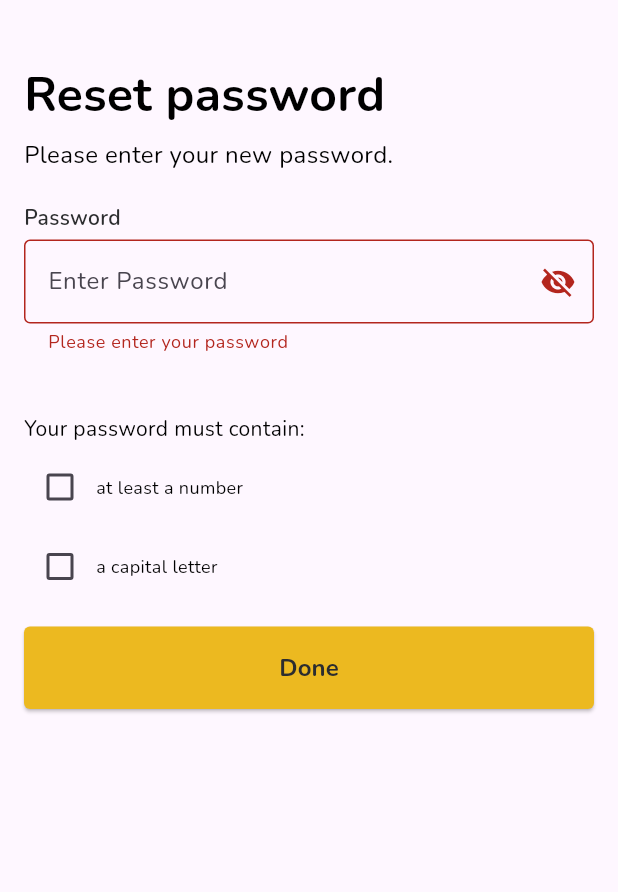
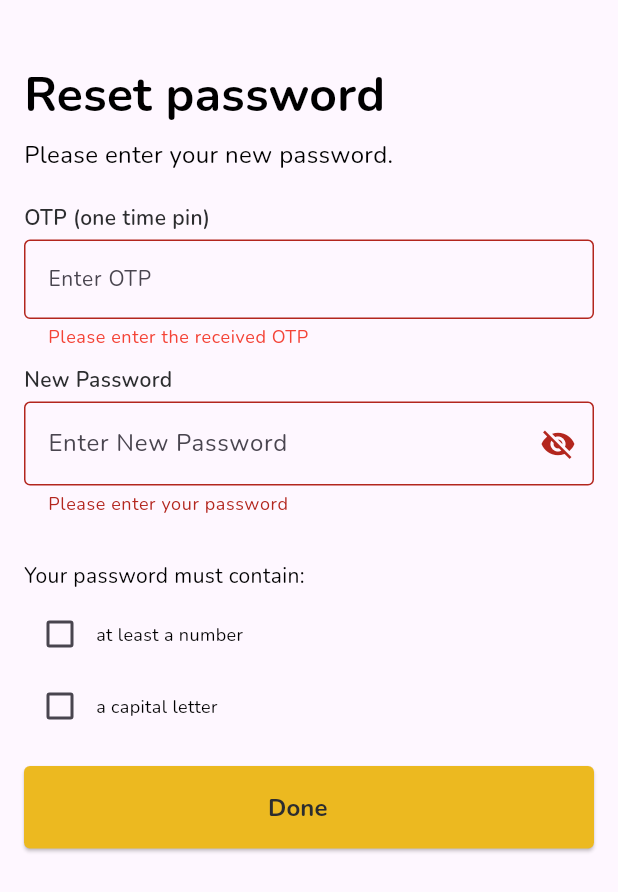
Before and after one commit to ArchSharp/fuel_dey_buyers, a Flutter app: the ResetPassword screen opened by its route, after a tap on "Done", on a phone screen of 412 x 824 dp. Shown: the top 892 px of the screen. Run offline on Flutter 3.47's test engine with Material 3 defaults, Android fonts, the phone set to English and light mode, and no system bars; our stand-ins replace flutter_dotenv, flutter_redux, geocoding, geolocator, google_fonts, google_maps_flutter and 4 more; accounts and stored records are empty.

Commit message:
vendorresetpassword endpoint is called

```diff
--- a/lib/Screens/Auths/commuter_signin.dart
+++ b/lib/Screens/Auths/commuter_signin.dart
@@ -259,7 +259,8 @@ class _CommuterSigninState extends State<CommuterSignin> {
                           ),
                         ),
                     ],
-                    )),
+                  ),
+                ),
                 const SizedBox(height: 30),
                 Padding(
                   padding: const EdgeInsets.symmetric(vertical: 16.0),
--- a/lib/Screens/Auths/reset_password.dart
+++ b/lib/Screens/Auths/reset_password.dart
@@ -1,6 +1,7 @@
 import 'package:flutter/material.dart';
 import 'package:fuel_dey_buyers/API/auths_functions.dart';
-import 'package:fuel_dey_buyers/ReduxState/store.dart';
+import 'package:fuel_dey_buyers/Screens/Auths/commuter_signin.dart';
+import 'package:fuel_dey_buyers/Screens/Auths/vendor_signin.dart';
 import 'package:fuel_dey_buyers/Screens/Notifications/my_notification_bar.dart';
 import 'package:tuple/tuple.dart';
 
@@ -23,8 +24,9 @@ class _ResetPasswordState extends State<ResetPassword> {
   String errorText = '';
   bool isLoading = false;
   late Tuple2<int, String> result;
+  bool? isVendor;
 
-  Future<void> handleSignUp() async {
+  Future<void> handleResetPasswordFn() async {
     setState(() {
       isLoading = true;
     });
@@ -32,15 +34,19 @@ class _ResetPasswordState extends State<ResetPassword> {
     String newPassword = _passwordController.text;
 
     try {
-      String email = store.state.email;
       Tuple2<int, String> result =
-          await resetPasswordFn(otp, newPassword, false);
+          await resetPasswordFn(otp, newPassword, isVendor);
       if (_formKey.currentState?.validate() ?? false) {
         if (result.item1 == 1) {
           if (context.mounted) {
-            // Navigator.pushReplacement(context,
-            //     MaterialPageRoute(builder: (context) => const OTPScreen()));
             myNotificationBar(context, result.item2, "success");
+            Navigator.pushNamed(
+              context,
+              isVendor == true
+                  ? VendorSignin.routeName
+                  : CommuterSignin.routeName,
+              arguments: "",
+            );
           }
           setState(() {
             isButtonClicked = true;
@@ -69,13 +75,40 @@ class _ResetPasswordState extends State<ResetPassword> {
   @override
   void initState() {
     super.initState();
-    // Initialize the text controller with the initial date
+    // Extract arguments in initState
+    WidgetsBinding.instance.addPostFrameCallback((_) {
+      setState(() {
+        var args = ModalRoute.of(context)?.settings.arguments as String;
+        isVendor = args == "Vendor" ? true : false;
+      });
+    });
+
+    _initializeTextControllers();
+  }
+
+  void _initializeTextControllers() {
+    _otpController.addListener(() {
+      _clearErrorIfTextPresent('otp', _otpController);
+    });
+    _passwordController.addListener(() {
+      _clearErrorIfTextPresent('password', _passwordController);
+    });
+  }
+
+  void _clearErrorIfTextPresent(
+      String field, TextEditingController controller) {
+    if (controller.text.isNotEmpty && _errors[field] != null) {
+      setState(() {
+        _errors[field] = null;
+      });
+    }
   }
 
   bool _revealPassword = false;
 
   final Map<String, String?> _errors = {
     'password': null,
+    'otp': null,
   };
 
   void _togglePasswordVisibility() {
@@ -126,19 +159,32 @@ class _ResetPasswordState extends State<ResetPassword> {
                 //     width: imageWidth, height: 250),
                 const SizedBox(height: 20),
                 const Text(
-                  "Password",
+                  "OTP (one time pin)",
                   style: TextStyle(
                     fontWeight: FontWeight.w600,
                     fontSize: 14,
                     color: Color(0xFF2C2D2F),
                   ),
                 ),
-                const SizedBox(
-                  height: 5,
+                const SizedBox(height: 5),
+                _buildTextField(
+                  controller: _otpController,
+                  label: 'OTP',
+                  error: _errors['otp'],
                 ),
+                const SizedBox(height: 10),
+                const Text(
+                  "New Password",
+                  style: TextStyle(
+                    fontWeight: FontWeight.w600,
+                    fontSize: 14,
+                    color: Color(0xFF2C2D2F),
+                  ),
+                ),
+                const SizedBox(height: 5),
                 _buildPasswordField(
                   controller: _passwordController,
-                  label: 'Password',
+                  label: 'New Password',
                   obscureText: !_revealPassword,
                   onChanged: (value) {
                     setState(() {
@@ -148,7 +194,7 @@ class _ResetPasswordState extends State<ResetPassword> {
                   onToggleVisibility: _togglePasswordVisibility,
                   error: _errors['password'],
                 ),
-                const SizedBox(height: 40),
+                const SizedBox(height: 30),
                 const Padding(
                   padding: EdgeInsets.all(0),
                   child: Text("Your password must contain:"),
@@ -179,7 +225,7 @@ class _ResetPasswordState extends State<ResetPassword> {
                     )
                   ],
                 ),
-                const SizedBox(height: 5),
+                // const SizedBox(height: 5),
                 Row(
                   mainAxisAlignment: MainAxisAlignment.start,
                   crossAxisAlignment: CrossAxisAlignment.center,
@@ -208,7 +254,10 @@ class _ResetPasswordState extends State<ResetPassword> {
                 const SizedBox(height: 16),
                 ElevatedButton(
                   onPressed: () {
+                    if (!isLoading) {
+                      FocusScope.of(context).unfocus();
                       _validateInputs();
+                    }
                   },
                   style: ElevatedButton.styleFrom(
                     minimumSize: const Size(double.infinity, 55),
@@ -217,7 +266,10 @@ class _ResetPasswordState extends State<ResetPassword> {
                       borderRadius: BorderRadius.circular(4),
                     ),
                   ),
-                  child: const Text(
+                  child: Row(
+                    mainAxisAlignment: MainAxisAlignment.center,
+                    children: [
+                      const Text(
                         "Done",
                         style: TextStyle(
                           color: Color(0xFF2C2D2F),
@@ -225,12 +277,48 @@ class _ResetPasswordState extends State<ResetPassword> {
                           fontWeight: FontWeight.w700,
                         ),
                       ),
+                      const SizedBox(width: 15),
+                      if (isLoading)
+                        const SizedBox(
+                          width: 20,
+                          height: 20,
+                          child: CircularProgressIndicator(
+                            strokeWidth: 2,
+                            valueColor:
+                                AlwaysStoppedAnimation<Color>(Colors.white),
+                          ),
+                        ),
+                    ],
+                  ),
                 ),
               ],
             ),
           ),
         ),
       ),
+    );
+  }
+
+  Widget _buildTextField({
+    required TextEditingController controller,
+    required String label,
+    TextInputType keyboardType = TextInputType.number,
+    required error,
+  }) {
+    return TextField(
+      style: const TextStyle(fontSize: 14),
+      controller: controller,
+      decoration: InputDecoration(
+        // labelText: label,
+        hintText: "Enter $label",
+        errorText: error,
+        errorStyle: const TextStyle(color: Colors.red),
+        border: const OutlineInputBorder(
+          borderSide: BorderSide(style: BorderStyle.solid),
+        ),
+      ),
+      keyboardType: keyboardType,
+      textInputAction: TextInputAction.next,
     );
   }
 
@@ -268,16 +356,19 @@ class _ResetPasswordState extends State<ResetPassword> {
       _errors['password'] = _passwordController.text.isEmpty
           ? 'Please enter your password'
           : null;
+      _errors['otp'] =
+          _otpController.text.isEmpty ? 'Please enter the received OTP' : null;
     });
 
     if (_errors.values.every((error) => error == null)) {
-      myNotificationBar(context, 'Form submitted', 'success');
+      handleResetPasswordFn();
     }
   }
 
   @override
   void dispose() {
     _passwordController.dispose();
+    _otpController.dispose();
     super.dispose();
   }
 }
```
Also changed, not shown: lib/API/auths_functions.dart (+12 -4 lines), lib/Screens/Auths/commuter_forgotpassword.dart (+53 -23 lines), lib/Screens/Auths/commuter_verify_email.dart (+16 -1 lines), lib/Screens/Auths/vendor_forgotpassword.dart (+38 -21 lines). Lines whose indentation alone changed are shown as unchanged.
